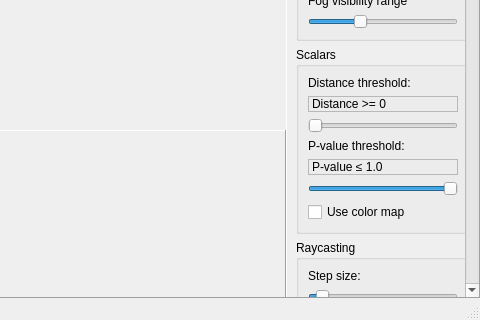
Old version of the form Widgets/NQVTKWindow.ui in the repository bwrrp/nqvtk; both pictures show x 320 to 800 and y 380 to 700 of the 800 by 700 pixel window.
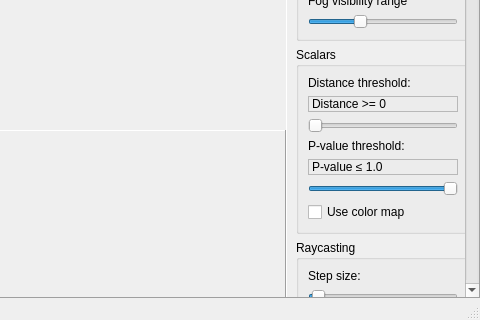
New version of the form. Custom widgets are drawn as their Qt base class.

Commit message: Made step and kernel sizes relative to minimum spacing in the volume. Fixed test data paths.

What changed in the file:
```diff
--- a/Widgets/NQVTKWindow.ui
+++ b/Widgets/NQVTKWindow.ui
@@ -90,7 +90,7 @@
        <property name="geometry" >
         <rect>
          <x>0</x>
-         <y>0</y>
+         <y>-308</y>
          <width>177</width>
          <height>1303</height>
         </rect>
@@ -404,10 +404,10 @@
               <number>5</number>
              </property>
              <property name="maximum" >
-              <number>400</number>
+              <number>200</number>
              </property>
              <property name="value" >
-              <number>25</number>
+              <number>10</number>
              </property>
              <property name="orientation" >
               <enum>Qt::Horizontal</enum>
```
Left out of the diff: 4 changed lines with no effect on the pictures. The commit also changes 2 other files.
